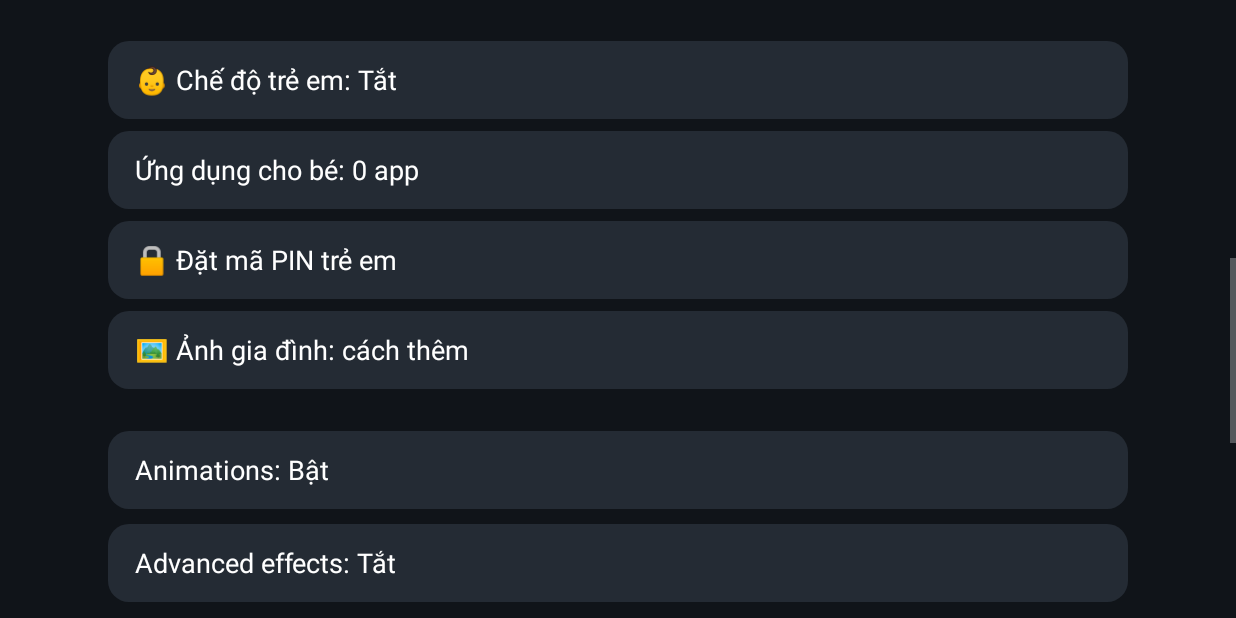
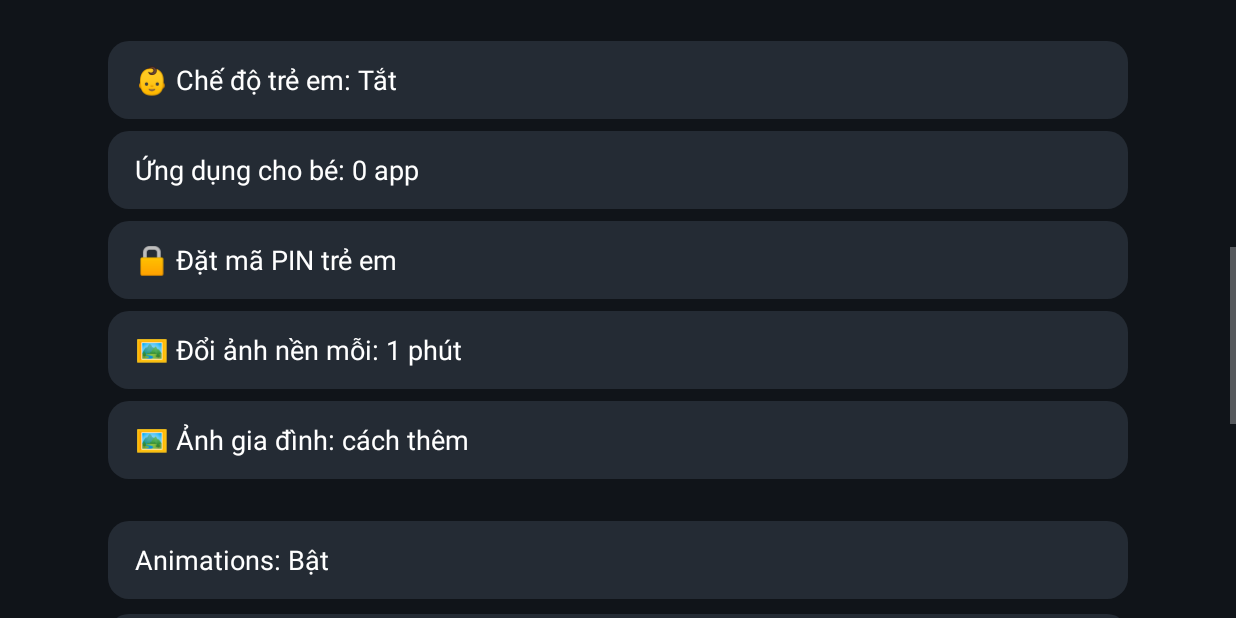
Before and after one commit to CuongCCQ/TV68, an Android app: the LauncherSettingsActivity screen opened directly, with no data from a screen before it, scrolled down 576 dp, on a phone screen of 824 x 412 dp (held sideways). Run offline under Robolectric (Android 15) with nearby library versions, the phone set to English and light mode, and no system bars; pictures from the network do not load.

Commit message:
Settings: choose how often family photos rotate
Co-Authored-By: Claude Fable 5.1 <noreply@anthropic.com>
Claude-Session: https://claude.ai/code/session_011rCPTmEgVraDkzbaQKZuNX

```diff
--- a/app/src/main/java/com/gathin/tvhome/Config.java
+++ b/app/src/main/java/com/gathin/tvhome/Config.java
@@ -656,7 +656,7 @@ final class Config {
             wallpapers.addAll(familyPhotos);
             wallpaper = familyPhotos.get(0);
             wallpaperEnabled = true;
-            if (rotationMinutes <= 0) rotationMinutes = 1;
+            rotationMinutes = Family.prefs(ctx).getInt(Family.PHOTO_MINUTES, 1);
             if (wallpaperDim <= 0) wallpaperDim = 25;
         }
         // TV68: kids mode shows only the chosen apps and takes the editing controls off Home.
--- a/app/src/main/java/com/gathin/tvhome/Family.java
+++ b/app/src/main/java/com/gathin/tvhome/Family.java
@@ -28,6 +28,7 @@ final class Family {
 
     static final String KIDS_MODE = "kids_mode";
     static final String KIDS_APPS = "kids_apps";
+    static final String PHOTO_MINUTES = "photo_minutes";
     private static final String PIN_HASH = "pin_hash";
     private static final String PIN_SALT = "pin_salt";
 
--- a/app/src/main/java/com/gathin/tvhome/LauncherSettingsActivity.java
+++ b/app/src/main/java/com/gathin/tvhome/LauncherSettingsActivity.java
@@ -33,7 +33,7 @@ public final class LauncherSettingsActivity extends Activity {
     private static final int[] DOCK_OPACITIES = {100, 70, 50, 30};
     private final TextView[] dockChoices = new TextView[DOCK_OPACITIES.length];
     private TextView wallpaperChoice;
-    private TextView weatherChoice, kidsModeChoice, kidsAppsChoice, pinChoice;
+    private TextView weatherChoice, kidsModeChoice, kidsAppsChoice, pinChoice, photoMinutesChoice;
     private TextView animationsChoice;
     private TextView advancedChoice;
     private TextView followThemeChoice;
@@ -128,6 +128,16 @@ public final class LauncherSettingsActivity extends Activity {
                         if (i == 0) Family.createPin(this, this::refreshFamily);
                         else { Family.clearPin(this); Family.setKidsMode(this, false); changed(); refreshFamily(); }
                     }).show());
+        });
+        photoMinutesChoice = findViewById(R.id.photoMinutesChoice);
+        photoMinutesChoice.setOnClickListener(v -> {
+            final int[] values = {1, 2, 5, 10, 30, 60};
+            CharSequence[] names = new CharSequence[values.length];
+            for (int i = 0; i < values.length; i++) names[i] = getString(R.string.minutes_fmt, values[i]);
+            new AlertDialog.Builder(this).setTitle(R.string.photo_minutes_title).setItems(names, (d, i) -> {
+                Family.prefs(this).edit().putInt(Family.PHOTO_MINUTES, values[i]).apply();
+                changed(); refreshFamily();
+            }).show();
         });
         TextView photosHelp = findViewById(R.id.photosHelp);
         photosHelp.setText(R.string.photos_help);
@@ -315,6 +325,7 @@ public final class LauncherSettingsActivity extends Activity {
         kidsModeChoice.setText(getString(R.string.kids_mode_state, getString(Family.kidsMode(this) ? R.string.tv68_on : R.string.tv68_off)));
         kidsAppsChoice.setText(getString(R.string.kids_apps_state, Family.kidsApps(this).size()));
         pinChoice.setText(Family.hasPin(this) ? R.string.pin_state_set : R.string.pin_state_unset);
+        photoMinutesChoice.setText(getString(R.string.photo_minutes_state, getString(R.string.minutes_fmt, Family.prefs(this).getInt(Family.PHOTO_MINUTES, 1))));
     }
 
     private void pickKidsApps() {
--- a/app/src/main/res/layout/activity_launcher_settings.xml
+++ b/app/src/main/res/layout/activity_launcher_settings.xml
@@ -97,6 +97,7 @@
         <TextView android:id="@+id/kidsModeChoice" style="@style/SettingsRow" android:layout_marginTop="28dp" />
         <TextView android:id="@+id/kidsAppsChoice" style="@style/SettingsRow" android:layout_marginTop="8dp" />
         <TextView android:id="@+id/pinChoice" style="@style/SettingsRow" android:layout_marginTop="8dp" />
+        <TextView android:id="@+id/photoMinutesChoice" style="@style/SettingsRow" android:layout_marginTop="8dp" />
         <TextView android:id="@+id/photosHelp" style="@style/SettingsRow" android:layout_marginTop="8dp" />
 
         <TextView
--- a/app/src/main/res/values/strings.xml
+++ b/app/src/main/res/values/strings.xml
@@ -163,6 +163,10 @@
     <string name="pin_to_settings">Nhập PIN để vào cài đặt</string>
     <string name="next">Tiếp</string>
     <string name="tv68_on">Bật</string>
+    <string name="photo_minutes_state">🖼️ Đổi ảnh nền mỗi: %1$s</string>
+    <string name="photo_minutes_title">Đổi ảnh nền mỗi</string>
+    <string name="minutes_fmt">%1$d phút</string>
+    <string name="seconds_30">30 giây</string>
     <string name="tv68_off">Tắt</string>
     <string name="kids_mode_on">👶 Chế độ trẻ em</string>
     <string name="kids_mode_state">👶 Chế độ trẻ em: %1$s</string>
```
